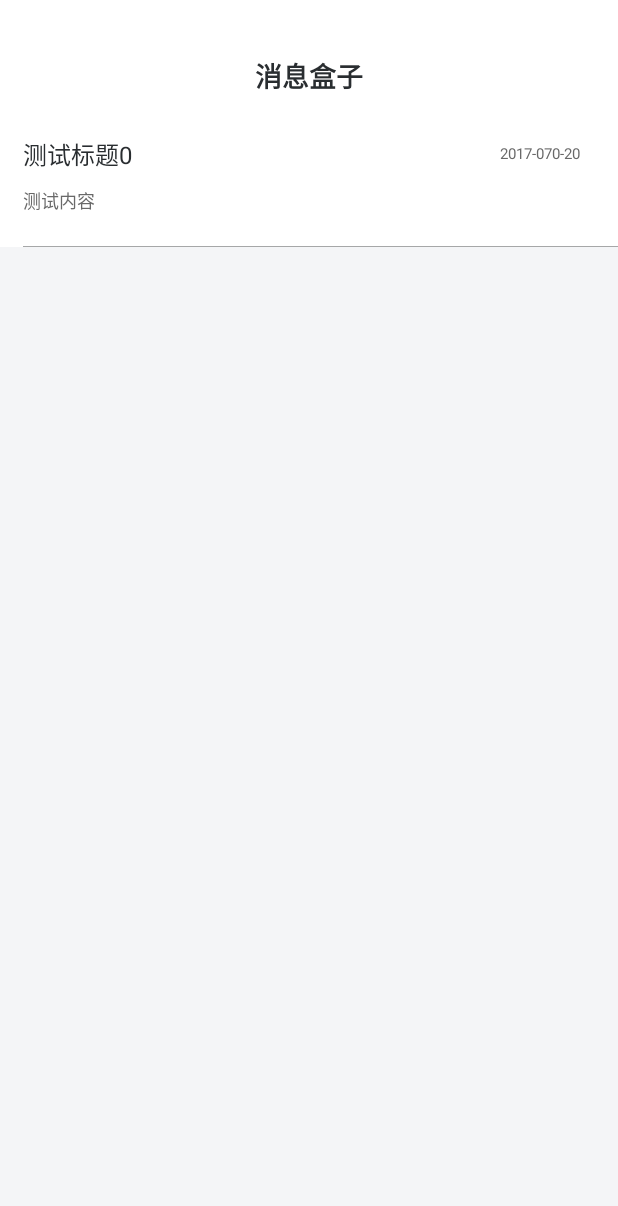
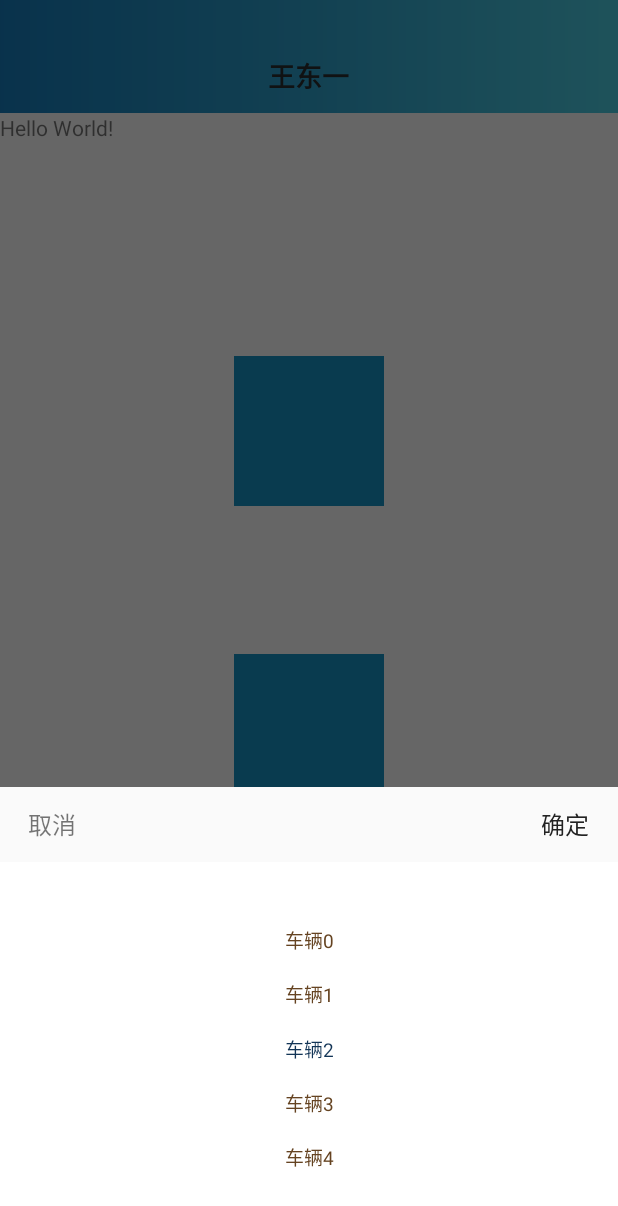
Before and after one commit to wangdongyi/WDYApplication, an Android app: the screen it shows after launch (NextActivity before the commit, MainActivity after it), after a tap on an icon or button, on a phone screen of 412 x 824 dp. Shown: the top 1206 px of the screen. Run offline under Robolectric (Android 15) with nearby library versions, the phone set to English and light mode, and no system bars; libraries missing offline, so code that uses them is left out: com.nostra13.universalimageloader, junit.framework, net.sourceforge.pinyin4j; network calls fail; pictures from the network do not load; 10 statements that could not run were skipped.

Commit message:
修改样式

```diff
--- a/app/src/main/java/com/wdy/project/MainActivity.java
+++ b/app/src/main/java/com/wdy/project/MainActivity.java
@@ -24,6 +24,7 @@ import com.base.library.view.upPhotoView.DoPicCapUtil;
 import com.base.library.view.upPhotoView.UpPhotoView;
 
 import java.io.IOException;
+import java.util.ArrayList;
 
 import okhttp3.Request;
 
@@ -34,7 +35,7 @@ public class MainActivity extends BaseActivity {
     private ImageView sample_image;
     private TextView sample_text;
     private ImageView sample_image2;
-
+    private ArrayList<String> list = new ArrayList<>();
     @Override
     protected void onCreate(Bundle savedInstanceState) {
         super.onCreate(savedInstanceState);
@@ -152,8 +153,18 @@ public class MainActivity extends BaseActivity {
 //                        }
 //                    }
 //                });
-                Intent intent = new Intent(MainActivity.this, NextActivity.class);
-                startActivity(intent);
+//                Intent intent = new Intent(MainActivity.this, NextActivity.class);
+//                startActivity(intent);
+                //选择车辆
+                for (int i = 0; i < 5; i++) {
+                    list.add("车辆"+i);
+                }
+                SingleSelectedDialog.getInstance().with(MainActivity.this, list, 2, new SingleSelectedDialog.selected() {
+                    @Override
+                    public void handle(String selected) {
+
+                    }
+                });
             }
         });
     }
--- /dev/null
+++ b/app/src/main/java/com/wdy/project/SingleSelectedDialog.java
@@ -0,0 +1,127 @@
+package com.wdy.project;
+
+import android.annotation.SuppressLint;
+import android.app.AlertDialog;
+import android.content.Context;
+import android.view.LayoutInflater;
+import android.view.View;
+import android.view.WindowManager;
+import android.widget.LinearLayout;
+import android.widget.RelativeLayout;
+import android.widget.TextView;
+
+import com.base.library.listen.NoDoubleClickListener;
+import com.base.library.util.CodeUtil;
+import com.base.library.view.pickerView.PickerView;
+
+import java.util.ArrayList;
+
+/**
+ * 作者：王东一
+ * 创建时间：2017/7/27.
+ */
+
+public class SingleSelectedDialog {
+    @SuppressLint("StaticFieldLeak")
+    private static SingleSelectedDialog mInstance;
+
+    public interface selected {
+        void handle(String selected);
+    }
+
+    private Context context;
+    private AlertDialog mAlertDialog;
+    private selected selected;
+    private ViewHolder viewHolder;
+    private View layout;
+    private String select;
+    private int selectNum;
+    private ArrayList<String> list = new ArrayList<>();
+
+    public static SingleSelectedDialog getInstance() {
+        if (mInstance == null) {
+            synchronized (SingleSelectedDialog.class) {
+                if (mInstance == null) {
+                    mInstance = new SingleSelectedDialog();
+                }
+            }
+        }
+        return mInstance;
+    }
+
+    public void with(Context context, ArrayList<String> list, int selectNum, selected selected) {
+        this.context = context;
+        this.selected = selected;
+        this.list = list;
+        this.selectNum = selectNum;
+        initDialog();
+    }
+
+
+    private void initDialog() {
+        if (mAlertDialog == null) {
+            LayoutInflater inflaterDl = LayoutInflater.from(context);
+            layout = inflaterDl.inflate(R.layout.dialog_single_selsected, null);
+            mAlertDialog = new AlertDialog.Builder(context, R.style.PhotoDialog).create();
+            viewHolder = new ViewHolder(layout);
+            viewHolder.buttonCancel.setOnClickListener(new NoDoubleClickListener() {
+                @Override
+                protected void onNoDoubleClick(View view) {
+                    dismiss();
+                }
+            });
+            viewHolder.buttonDone.setOnClickListener(new NoDoubleClickListener() {
+                @Override
+                protected void onNoDoubleClick(View view) {
+                    selected.handle(select);
+                    dismiss();
+                }
+            });
+        }
+        initArrayList();
+        mAlertDialog.show();
+        WindowManager.LayoutParams lp = mAlertDialog.getWindow().getAttributes();
+        lp.width = CodeUtil.getScreenWidth(context); //设置宽度
+        lp.height = CodeUtil.getScreenHeight(context);
+        mAlertDialog.getWindow().setAttributes(lp);
+        mAlertDialog.getWindow().setContentView(layout, lp);
+
+    }
+
+    private void initArrayList() {
+        viewHolder.pickerViewMonth.setData(list);
+        viewHolder.pickerViewMonth.setSelected(selectNum);
+        viewHolder.pickerViewMonth.setOnSelectListener(new PickerView.onSelectListener() {
+            @Override
+            public void onSelect(String s) {
+                select = s;
+            }
+        });
+    }
+
+
+    private void dismiss() {
+        if (mAlertDialog != null) {
+            mAlertDialog.dismiss();
+        }
+    }
+
+    private static class ViewHolder {
+        View rootView;
+        TextView buttonCancel;
+        TextView buttonDone;
+        PickerView pickerViewMonth;
+        LinearLayout layoutBottom;
+        public RelativeLayout main;
+
+        ViewHolder(View rootView) {
+            this.rootView = rootView;
+            this.buttonCancel = (TextView) rootView.findViewById(R.id.button_cancel);
+            this.buttonDone = (TextView) rootView.findViewById(R.id.button_done);
+            this.pickerViewMonth = (PickerView) rootView.findViewById(R.id.pickerView_month);
+            this.layoutBottom = (LinearLayout) rootView.findViewById(R.id.layout_bottom);
+            this.main = (RelativeLayout) rootView.findViewById(R.id.main);
+        }
+
+    }
+}
--- /dev/null
+++ b/app/src/main/res/layout/dialog_single_selsected.xml
@@ -0,0 +1,69 @@
+<?xml version="1.0" encoding="utf-8"?>
+<RelativeLayout xmlns:android="http://schemas.android.com/apk/res/android"
+    xmlns:app="http://schemas.android.com/apk/res-auto"
+    xmlns:tools="http://schemas.android.com/tools"
+    android:id="@+id/main"
+    android:layout_width="match_parent"
+    android:layout_height="match_parent"
+    android:background="@null"
+    tools:ignore="HardcodedText,RtlHardcoded">
+
+    <LinearLayout
+        android:id="@+id/layout_bottom"
+        android:layout_width="match_parent"
+        android:layout_height="wrap_content"
+        android:layout_alignParentBottom="true"
+        android:orientation="vertical">
+
+        <RelativeLayout
+            android:layout_width="match_parent"
+            android:layout_height="50dp"
+            android:background="#FAFAFA">
+
+            <TextView
+                android:id="@+id/button_cancel"
+                android:layout_width="50dp"
+                android:layout_height="match_parent"
+                android:layout_marginLeft="10dp"
+                android:background="@null"
+                android:gravity="center"
+                android:text="取消"
+                android:textSize="@dimen/default_text_size" />
+
+            <TextView
+                android:id="@+id/button_done"
+                android:layout_width="50dp"
+                android:layout_height="match_parent"
+                android:layout_alignParentRight="true"
+                android:layout_marginRight="10dp"
+                android:background="@null"
+                android:gravity="center"
+                android:text="确定"
+                android:textColor="#222222"
+                android:textSize="@dimen/default_text_size" />
+        </RelativeLayout>
+
+        <RelativeLayout
+            android:layout_width="match_parent"
+            android:layout_height="249.5dp"
+            android:background="@color/white"
+            android:orientation="horizontal"
+            android:paddingBottom="25dp"
+            android:paddingLeft="15dp"
+            android:paddingRight="15dp"
+            android:paddingTop="25dp">
+
+
+            <com.base.library.view.pickerView.PickerView
+                android:id="@+id/pickerView_month"
+                android:layout_width="match_parent"
+                android:layout_height="match_parent"
+                app:hint_color="#654321"
+                app:hint_size="13dp"
+                app:selected_color="#123456"
+                app:selected_size="13dp" />
+
+
+        </RelativeLayout>
+    </LinearLayout>
+</RelativeLayout>
--- a/baselibrary/src/main/java/com/base/library/view/pickerView/PickerView.java
+++ b/baselibrary/src/main/java/com/base/library/view/pickerView/PickerView.java
@@ -112,7 +112,7 @@ public class PickerView extends View {
             selectedSize = (int) attr.getDimension(R.styleable.PickerViewStyleable_selected_size, CodeUtil.dip2px(context, 15));
             selectedColor = attr.getColor(R.styleable.PickerViewStyleable_selected_color, ContextCompat.getColor(context, R.color.text_black));
             hintSize = (int) attr.getDimension(R.styleable.PickerViewStyleable_hint_size, CodeUtil.dip2px(context, 15));
-            hintColor = attr.getColor(R.styleable.PickerViewStyleable_selected_size, ContextCompat.getColor(context, R.color.text_dark_gray));
+            hintColor = attr.getColor(R.styleable.PickerViewStyleable_hint_color, ContextCompat.getColor(context, R.color.text_dark_gray));
         } finally {
             attr.recycle();
         }
```
